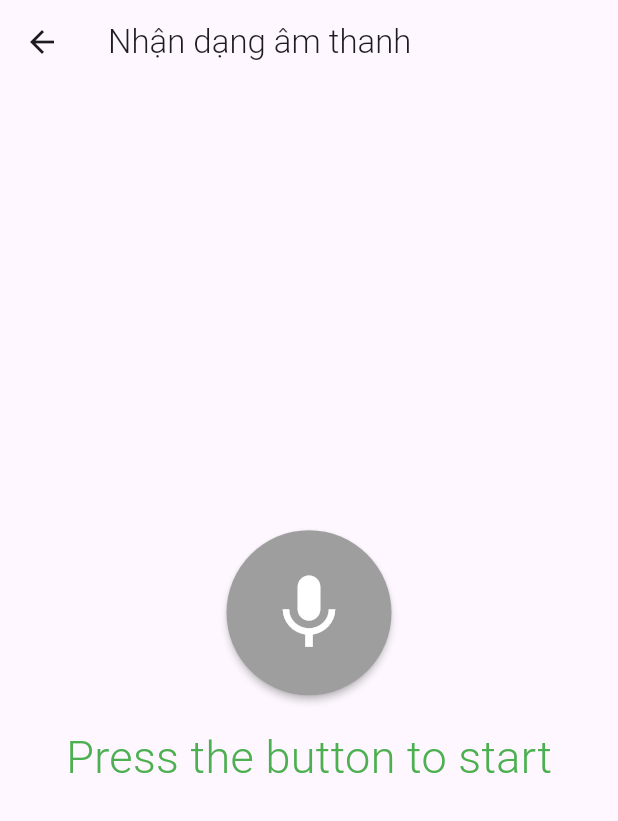
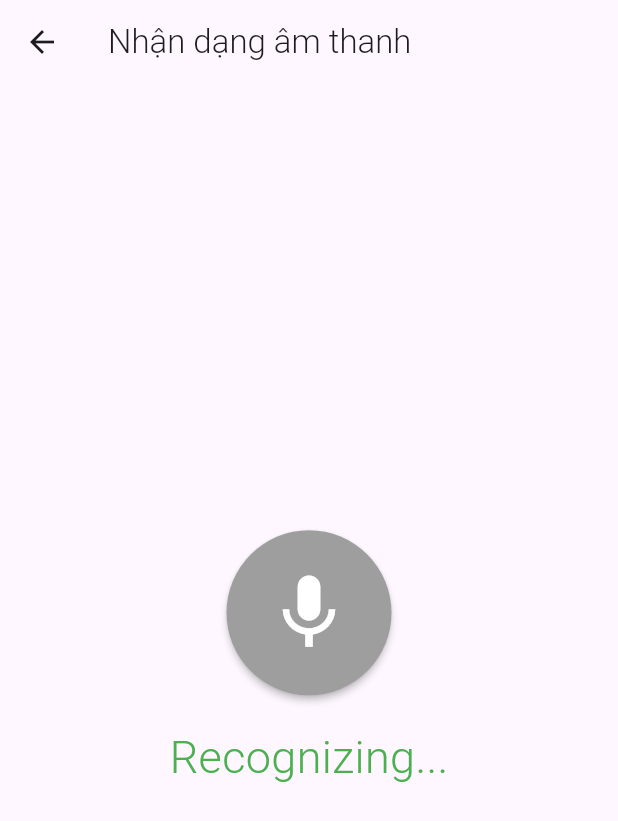
Before and after one commit to minhduc3009/PhatHienKhaiThacTraiPhep, a Flutter app: the PageThreeView screen opened by its route, after a tap on the "mic" icon, on a phone screen of 412 x 824 dp. Shown: the top 821 px of the screen. Run offline on Flutter 3.47's test engine with Material 3 defaults, Android fonts, the phone set to English and light mode, and no system bars; our stand-ins replace audioplayers, camera, cloud_firestore, convex_bottom_bar, dio, firebase_auth and 17 more; missing offline and left inert: flutter_sound, geolocator_web, tflite_audio, tflite_flutter, webview_flutter_android, webview_flutter_wkwebview; accounts and stored records are empty; network calls fail; project files that could hold a hidden picture were left out.

Commit message:
Đã lưu được file vào bộ nhớ trong của máy Vẫn còn lỗi nhận dạng file âm thanh

```diff
--- a/lib/app/modules/PageThree/views/page_three_view.dart
+++ b/lib/app/modules/PageThree/views/page_three_view.dart
@@ -8,7 +8,7 @@ import 'package:path_provider/path_provider.dart';
 import 'dart:io';
 import 'package:permission_handler/permission_handler.dart';
 import 'package:audioplayers/audioplayers.dart';
-// import 'package:flutter/foundation.dart';
+
 class PageThreeView extends StatefulWidget {
   @override
   _PageThreeViewState createState() => _PageThreeViewState();
@@ -23,104 +23,202 @@ class _PageThreeViewState extends State<PageThreeView> {
   Stream<Map<dynamic, dynamic>>? result;
   String _sound = "Press the button to start";
   bool _recording = false;
+  final AudioPlayer audioPlayer = AudioPlayer();
 
-  // Parameters for Teachable Machine model
-  final String model = 'assets/models/soundclassifier.tflite';
-  final String label = 'assets/models/labels.txt';
-  final String inputType = 'rawAudio';
+  // Model parameters
+  final Map<String, dynamic> modelParams = {
+    'model': 'assets/models/soundclassifier.tflite',
+    'label': 'assets/models/labels.txt',
+    'inputType': 'rawAudio',
+    'numThreads': 1,
+    'isAsset': true,
+  };
   final int sampleRate = 44100;
   final int bufferSize = 11016;
   final int numOfInferences = 5;
-  final int numThreads = 1;
-  final bool isAsset = true;
   final double detectionThreshold = 0.3;
-  final int averageWindowDuration = 1000;
-  final int minimumTimeBetweenSamples = 30;
-  final int suppressionTime = 1500;
 
   @override
   void initState() {
     super.initState();
-    fetchLatestFiles();
+    _initializeApp();
     _loadModel();
   }
 
-  // Hàm tải model Teachable Machine
+  Future<void> _initializeApp() async {
+    await _requestPermissions();
+    await _fetchLatestFiles();  // Tải file mới nhất sau khi quyền đã được cấp
+  }
+
   Future<void> _loadModel() async {
     try {
       await TfliteAudio.loadModel(
-        model: model,
-        label: label,
-        inputType: inputType,
-        numThreads: numThreads,
-        isAsset: isAsset,
+        model: modelParams['model'],
+        label: modelParams['label'],
+        inputType: modelParams['inputType'],
+        numThreads: modelParams['numThreads'],
+        isAsset: modelParams['isAsset'],
       );
     } catch (e) {
-      print('Lỗi khi tải model: $e');
+      print('Error loading model: $e');
     }
   }
 
-  // Hàm để lấy file âm thanh và hình ảnh mới nhất từ Firebase Storage
-  Future<void> fetchLatestFiles() async {
+  Future<void> _requestPermissions() async {
+    // Yêu cầu quyền truy cập microphone, storage, photos, audio
+    var statuses = await [
+      Permission.microphone,
+      // Permission.storage,
+      Permission.photos,
+      Permission.audio,
+      Permission.manageExternalStorage
+    ].request();
+
+    if (statuses.values.every((status) => status.isGranted)) {
+      print("=========================>   Permissions granted.     <=========================");
+    } else if (statuses.values.every((status) => status.isDenied || status.isRestricted || status.isPermanentlyDenied)) {
+      print(" XXXXXXXXXXXXXXX Some permissions not granted. Opening app settings. XXXXXXXXXXXXXXX");
+      openAppSettings();
+    }
+    else {
+      // Từ chối, hiển thị thông báo
+      Get.snackbar("Cần quyền truy cập audio", "Vui lòng cấp quyền để tải file âm thanh.");
+    }
+  }
+
+  Future<void> _fetchLatestFiles() async {
+    print('-----------------> _fetchLatestFiles');
     try {
       final audioRef = FirebaseStorage.instance.ref().child('audio');
+      final imageRef = FirebaseStorage.instance.ref().child('data');
       final ListResult audioList = await audioRef.listAll();
-      final imageRef = FirebaseStorage.instance.ref().child('data');
       final ListResult imageList = await imageRef.listAll();
 
-      String? tempAudioUrl;
-      String? tempImageUrl;
-
       if (audioList.items.isNotEmpty) {
-        final latestAudio = audioList.items.reduce((a, b) {
-          return a.name.compareTo(b.name) > 0 ? a : b;
-        });
-        tempAudioUrl = await latestAudio.getDownloadURL();
+        final latestAudio = audioList.items.reduce((a, b) => a.name.compareTo(b.name) > 0 ? a : b);
+        latestAudioUrl = await latestAudio.getDownloadURL();
       }
 
       if (imageList.items.isNotEmpty) {
-        final latestImage = imageList.items.reduce((a, b) {
-          return a.name.compareTo(b.name) > 0 ? a : b;
-        });
-        tempImageUrl = await latestImage.getDownloadURL();
+        final latestImage = imageList.items.reduce((a, b) => a.name.compareTo(b.name) > 0 ? a : b);
+        latestImageUrl = await latestImage.getDownloadURL();
       }
 
-      setState(() {
-        latestAudioUrl = tempAudioUrl;
-        latestImageUrl = tempImageUrl;
-      });
+      // Tải file âm thanh mới nhất về bộ nhớ trong
+      if (latestAudioUrl != null) {
+        print('-----------------> _downloadAudioFileToLocal');
+        await _downloadAudioFileToLocal(latestAudioUrl!);
+      }
+
+      setState(() {});
     } catch (e) {
-      print('Lỗi khi tải file: $e');
+      print('Error fetching files: $e');
     }
   }
-  void _recorderrrrrrr() {
-    String recognition = "";
+
+  Future<void> _downloadAudioFileToLocal(String url) async {
+    try {
+        print('-----------------> _downloadAudioFileToLocal...');
+        final downloadsDir = '/storage/emulated/0/Download';
+        final filePath = '$downloadsDir/latest_audio.wav';
+
+        final audioRef = FirebaseStorage.instance.refFromURL(url);
+        await audioRef.writeToFile(File(filePath));
+
+        // Kiểm tra xem tệp đã được lưu thành công hay chưa
+        if (await File(filePath).exists()) {
+          print('---> _downloadAudioFileToLocal: Audio file saved to: $filePath');
+        } else {
+          print('---> _downloadAudioFileToLocal:Audio file does not exist after download.');
+        }
+    } catch (e) {
+      print('---> _downloadAudioFileToLocal:Error downloading audio file: $e');
+    }
+  }
+
+  Future<void> _playLocalAudio() async {
+    try {
+      // Đường dẫn đến thư mục Download
+      final downloadsDir = '/storage/emulated/0/Download';
+      final filePath = '$downloadsDir/latest_audio.wav';
+      final file = File(filePath);
+
+      // Kiểm tra xem tệp âm thanh đã tồn tại chưa trước khi phát
+      if (await file.exists()) {
+        print('---------->  _playLocalAudio :Playing audio from file: $filePath');
+        await audioPlayer.play(DeviceFileSource(filePath));
+
+        audioPlayer.onPlayerComplete.listen((_) {
+          print("---------->  _playLocalAudio :Playback completed.");
+        });
+      } else {
+        print('---------->  _playLocalAudio :Cannot play audio because the file does not exist.');
+      }
+    } catch (e) {
+      print('---------->  _playLocalAudio :Error playing audio: $e');
+    }
+  }
+
+  void _startAudioRecognition() {
     if (!_recording) {
       setState(() {
         _recording = true;
+        _sound = "Recognizing...";
       });
       result = TfliteAudio.startAudioRecognition(
-        sampleRate: 44100,
-        bufferSize: 22016,
-        numOfInferences: 5,
-        detectionThreshold: 0.3,
+        sampleRate: sampleRate,
+        bufferSize: bufferSize,
+        numOfInferences: numOfInferences,
+        detectionThreshold: detectionThreshold,
       );
       result?.listen((event) {
-        recognition = event["recognitionResult"];
+        setState(() {
+          _sound = event["recognitionResult"].toString();
+        });
       }).onDone(() {
         setState(() {
           _recording = false;
-          _sound = recognition.split(" ")[1];
         });
       });
     }
   }
 
-  void _stop() {
+  void _stopRecognition() {
     TfliteAudio.stopAudioRecognition();
     setState(() => _recording = false);
   }
 
+  Future<void> _recognizeAudio() async {
+    try {
+      final downloadsDir = '/storage/emulated/0/Download';
+      final filePath = '$downloadsDir/latest_audio.wav';
+      final file = File(filePath);
+
+      // Kiểm tra xem tệp âm thanh đã tồn tại chưa trước khi phát
+      if (await file.exists()) {
+        print('---------->  _recognizeAudio :_recognizeAudio from file: $filePath');
+      } else {
+        print('---------->  _recognizeAudio :Cannot _recognizeAudio because the file does not exist.');
+      }
+
+      result = TfliteAudio.startFileRecognition(
+        audioDirectory: filePath,
+        sampleRate: sampleRate,
+      );
+
+      result?.listen((event) {
+        setState(() {
+          recognitionResult = event["recognitionResult"].toString();
+        });
+      }).onDone(() {
+        setState(() {
+          _isRecording = false;
+        });
+      });
+    } catch (e) {
+      print('Error recognizing audio: $e');
+    }
+  }
   @override
   Widget build(BuildContext context) {
     return Scaffold(
@@ -134,172 +232,31 @@ class _PageThreeViewState extends State<PageThreeView> {
             if (latestAudioUrl != null) ...[
               ElevatedButton(
                 onPressed: () async {
-                  await playAudio(latestAudioUrl!);
-                  await recognizeAudio(latestAudioUrl!); // Nhận dạng file âm thanh tải từ Firebase
+                  await _playLocalAudio();
+                  await _recognizeAudio();
                 },
-                child: Text('Phát âm thanh mới nhất'),
+                child: Text('Phát & Nhận dạng âm thanh mới nhất'),
               ),
-              SizedBox(height: 20),
             ],
-            if (latestImageUrl != null) ...[
-              Image.network(
-                latestImageUrl!,
-                height: 200,
-                width: 200,
-              ),
-              SizedBox(height: 20),
-            ],
-            // ElevatedButton(
-            //   onPressed: _isRecording ? stopRecording : startRecording,
-            //   child: Text(_isRecording ? 'Dừng ghi âm' : 'Ghi âm'),
-            // ),
+            if (latestImageUrl != null)
+              Image.network(latestImageUrl!, height: 200, width: 200),
             MaterialButton(
-                onPressed: _recorderrrrrrr,
-                color: _recording ? Colors.grey : Colors.pink,
-                textColor: Colors.white,
-                shape: const CircleBorder(),
-                padding: const EdgeInsets.all(25),
-                child: const Icon(Icons.mic, size: 60),
-              ),
+              onPressed: _startAudioRecognition,
+              color: _recording ? Colors.grey : Colors.pink,
+              textColor: Colors.white,
+              shape: CircleBorder(),
+              padding: EdgeInsets.all(25),
+              child: Icon(Icons.mic, size: 60),
+            ),
             SizedBox(height: 20),
             Text(
               _sound,
-              style: const TextStyle(
-                color: Colors.green,
-                fontSize: 30,
-                fontWeight: FontWeight.w400,
-              ),
+              style: TextStyle(color: Colors.green, fontSize: 30, fontWeight: FontWeight.w400),
             ),
           ],
         ),
       ),
     );
-  }
-
-  // Hàm phát âm thanh từ URL
-  // Future<void> playAudio(String url) async {
-  //   final AudioPlayer audioPlayer = AudioPlayer();
-  //   try {
-  //     // Sử dụng UrlSource để phát âm thanh từ URL
-  //     await audioPlayer.play(UrlSource(url));
-
-  //     // Lắng nghe sự kiện hoàn thành phát để giải phóng tài nguyên
-  //     audioPlayer.onPlayerComplete.listen((_) {
-  //       audioPlayer.dispose();
-  //     });
-  //   } catch (e) {
-  //     print('Lỗi khi phát âm thanh: $e');
-  //   }
-  // }
-
-  Future<void> playAudio(String url) async {
-    final AudioPlayer audioPlayer = AudioPlayer();
-
-    // Kiểm tra quyền truy cập bộ nhớ
-    var status = await Permission.storage.status;
-    if (!status.isGranted) {
-      // Yêu cầu quyền nếu chưa được cấp
-      status = await Permission.storage.request();
-      if (!status.isGranted) {
-        print("Quyền truy cập bộ nhớ đã bị từ chối.");
-        return;
-      }
-    }
-
-    try {
-      // Phát âm thanh từ URL
-      await audioPlayer.play(UrlSource(url));
-
-      // Lắng nghe sự kiện hoàn thành phát để giải phóng tài nguyên
-      audioPlayer.onPlayerComplete.listen((_) {
-        audioPlayer.dispose();
-      });
-    } catch (e) {
-      print('Lỗi khi phát âm thanh: $e');
-    }
-  }
-
-  // Hàm nhận dạng âm thanh từ file .wav
-  Future<void> recognizeAudio(String url) async {
-    try {
-      // Tải file âm thanh về thiết bị
-      Directory tempDir = await getTemporaryDirectory();
-      String tempPath = '${tempDir.path}/latest_audio.wav';
-      final audioRef = FirebaseStorage.instance.refFromURL(url);
-      await audioRef.writeToFile(File(tempPath));
-
-      // Nhận dạng âm thanh từ file
-      result = TfliteAudio.startFileRecognition(
-        audioDirectory: tempPath,
-        sampleRate: sampleRate,
-        // bufferSize: bufferSize,
-        // numOfInferences: numOfInferences,
-        // detectionThreshold: detectionThreshold,
-        // averageWindowDuration: averageWindowDuration,
-        // minimumTimeBetweenSamples: minimumTimeBetweenSamples,
-        // suppressionTime: suppressionTime,
-      );
-
-      result?.listen((event) {
-        setState(() {
-          recognitionResult = event["recognitionResult"].toString();
-        });
-      }).onDone(() {
-        setState(() {
-          _isRecording = false;
-        });
-      });
-    } catch (e) {
-      print('Lỗi nhận dạng âm thanh: $e');
-    }
-  }
-
-  // Hàm bắt đầu ghi âm
-  Future<void> startRecording() async {
-    try {
-      await _recorder.openRecorder();
-      Directory tempDir = await getTemporaryDirectory();
-      String tempPath = '${tempDir.path}/recorded_audio.wav';
-      await _recorder.startRecorder(toFile: tempPath);
-      setState(() {
-        _isRecording = true;
-      });
-
-      // Nhận dạng âm thanh từ ghi âm
-      result = TfliteAudio.startAudioRecognition(
-        sampleRate: sampleRate,
-        bufferSize: bufferSize,
-        numOfInferences: numOfInferences,
-        detectionThreshold: detectionThreshold,
-        // averageWindowDuration: averageWindowDuration,
-        // minimumTimeBetweenSamples: minimumTimeBetweenSamples,
-        // suppressionTime: suppressionTime,
-      );
-
-      result?.listen((event) {
-        setState(() {
-          recognitionResult = event["recognitionResult"].toString();
-        });
-      }).onDone(() {
-        setState(() {
-          _isRecording = false;
-        });
-      });
-    } catch (e) {
-      print('Lỗi khi bắt đầu ghi âm: $e');
-    }
-  }
-
-  // Hàm dừng ghi âm
-  Future<void> stopRecording() async {
-    try {
-      await _recorder.stopRecorder();
-      setState(() {
-        _isRecording = false;
-      });
-    } catch (e) {
-      print('Lỗi khi dừng ghi âm: $e');
-    }
   }
 
   @override
--- a/lib/app/modules/home/views/home_view.dart
+++ b/lib/app/modules/home/views/home_view.dart
@@ -19,7 +19,7 @@ class HomeView extends GetView<HomeController> {
   final screens = [
     PageThreeView(),
     PageTwoView(),
-    WeatherForecastView(),
+    PageOneView(),
     UserProfileView(),
   ];
   @override
```
Also changed, not shown: 3 other files.
